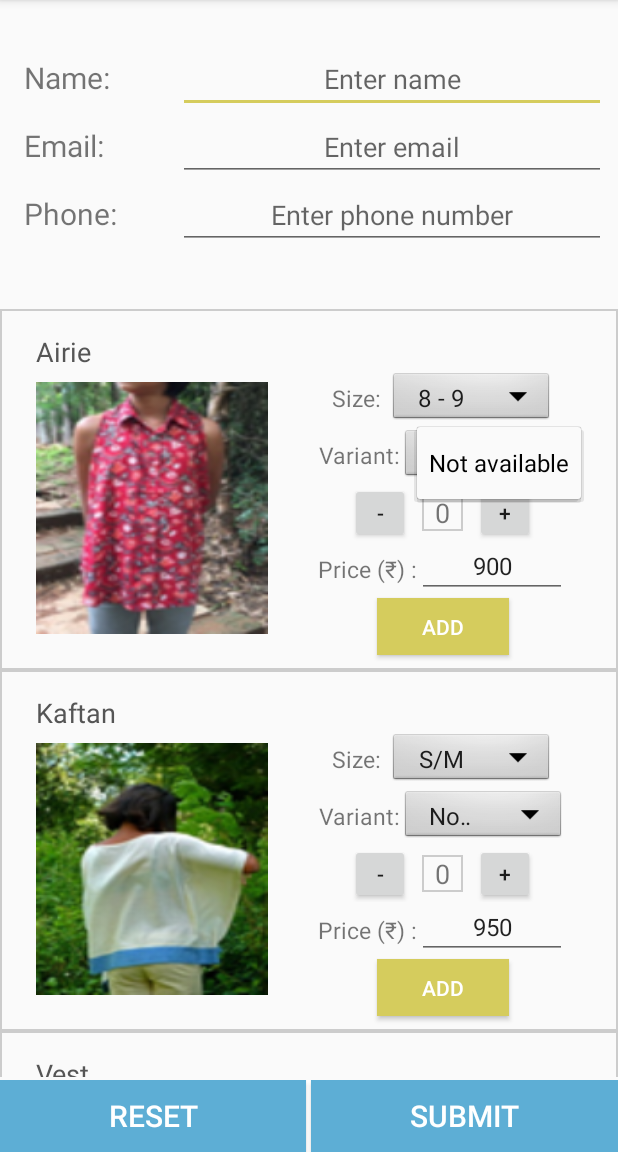
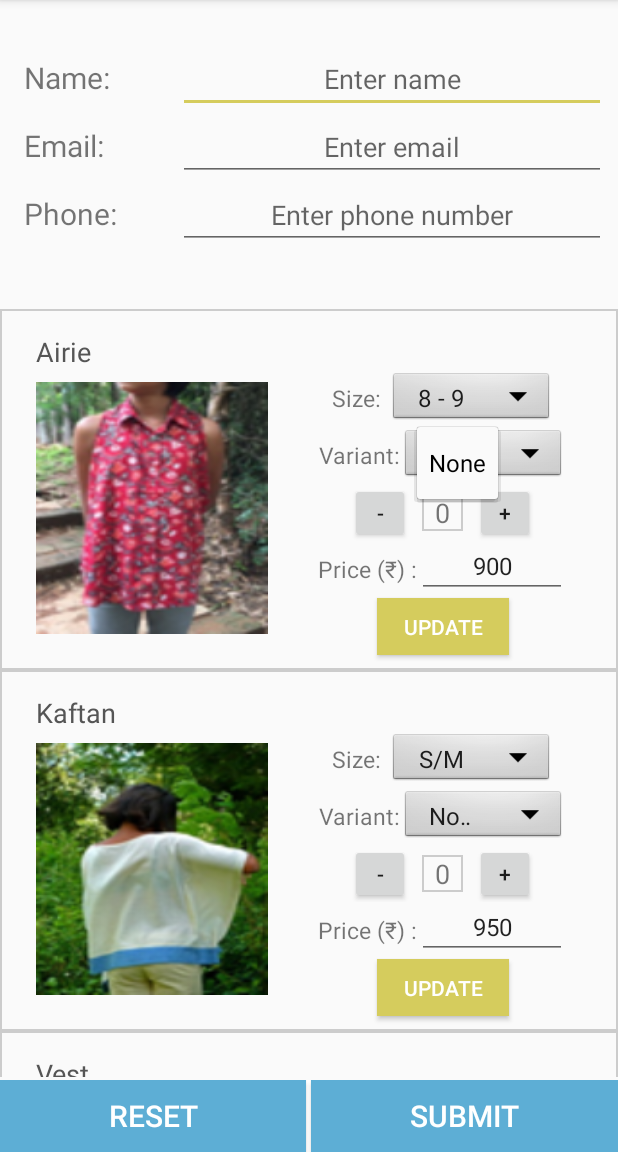
Before and after one commit to Rahul-Maru/malhars-children, an Android app: the screen it shows after launch (MainActivity), after a tap on an icon or button, on a phone screen of 412 x 824 dp, the part 84-1236 px from its top. Run offline under Robolectric (Android 15) with nearby library versions, the phone set to English and light mode, and no system bars; 1 other tap on this screen came first.

Commit message:
Added code for saved preferences

```diff
--- a/app/src/main/java/com/example/malharschildren/MainActivity.java
+++ b/app/src/main/java/com/example/malharschildren/MainActivity.java
@@ -3,6 +3,7 @@ package com.example.malharschildren;
 import androidx.appcompat.app.AppCompatActivity;
 
 import android.content.Intent;
+import android.content.SharedPreferences;
 import android.content.res.Resources;
 import android.net.Uri;
 import android.os.Bundle;
@@ -17,6 +18,7 @@ import android.widget.TextView;
 
 import static java.lang.Math.round;
 
+
 public class MainActivity extends AppCompatActivity {
     Resources resources;
     String thisPackage;
@@ -24,16 +26,27 @@ public class MainActivity extends AppCompatActivity {
     int sizes = 5;
     int maxFlavors = 4;
     int bill = 4;
+    int currentBill;
     int[][][] quantities = new int[styles][sizes][maxFlavors];
     int[][][] temp = new int[styles][sizes][maxFlavors];
+
 
     @Override
     protected void onCreate(Bundle savedInstanceState) {
         super.onCreate(savedInstanceState);
         setContentView(R.layout.activity_main);
 
+        //Save bill number even when app is closed
+
+        SharedPreferences prefs = getSharedPreferences("PreferencesName", MODE_PRIVATE);
+        int myInt = prefs.getInt("myInt", 0); // 0 is default
+
+        SharedPreferences.Editor editor = getSharedPreferences("PreferencesName", MODE_PRIVATE).edit();
+        editor.putInt("billNumber", 4);
+        editor.apply();
+
         resources = getResources();
-        thisPackage = MainActivity.this.getPackageName();
+         thisPackage = MainActivity.this.getPackageName();
 
         for (int i = 0; i < quantities.length; i++) {
             for (int j = 0; j < sizes; j++) {
@@ -44,6 +57,13 @@ public class MainActivity extends AppCompatActivity {
             }
             String hex = Integer.toHexString(i);
             Spinner sizeView = findViewByString("z" + hex);
+
+            //Method to adjust text size of spinner
+            /*ArrayAdapter<CharSequence> sizeAdapter = ArrayAdapter.createFromResource(
+                   this, R.array.sizeDropdown, R.layout.spinner_layout);
+            sizeAdapter.setDropDownViewResource(R.layout.spinner_layout);
+            sizeView.setAdapter(sizeAdapter);
+            */
 
             Spinner flavorView = findViewByString("f" + hex);
             sizeView.setOnItemSelectedListener(new AdapterView.OnItemSelectedListener() {
@@ -158,6 +178,7 @@ public class MainActivity extends AppCompatActivity {
                 "Name: " + username + "\n" +
                 "Phone: " + phone + "\n\n";
         int unit = 0;
+
         for (int i = 0; i < quantities.length; i++) {
             for (int j = 0; j < sizes; j++) {
                 for (int k = 0; k < maxFlavors; k++) {
@@ -172,7 +193,7 @@ public class MainActivity extends AppCompatActivity {
 
                         name = nameView.getText().toString();
                         String flavor = flavorView.getItemAtPosition(k).toString();
-                        flavor = (flavor.equalsIgnoreCase("not available") ? "" : "(" + flavor + ")");
+                        flavor = (flavor.equalsIgnoreCase("none") ? "" : flavor);
                         String size = sizeView.getItemAtPosition(j).toString();
                         int quantity = quantities[i][j][k];
                         int price = Integer.parseInt(priceView.getText().toString());
--- a/app/src/main/res/layout/activity_main.xml
+++ b/app/src/main/res/layout/activity_main.xml
@@ -246,7 +246,7 @@
                             android:background="@color/colorAccent"
                             android:onClick="add"
                             android:tag="a0"
-                            android:text="ADD"
+                            android:text="UPDATE"
                             android:textColor="#ffffff" />
                     </LinearLayout>
                 </LinearLayout>
@@ -405,7 +405,7 @@
                             android:background="@color/colorAccent"
                             android:tag="a1"
                             android:onClick="add"
-                            android:text="ADD"
+                            android:text="UPDATE"
                             android:textColor="#ffffff" />
                     </LinearLayout>
                 </LinearLayout>
@@ -564,7 +564,7 @@
                             android:background="@color/colorAccent"
                             android:tag="a2"
                             android:onClick="add"
-                            android:text="ADD"
+                            android:text="UPDATE"
                             android:textColor="#ffffff" />
                     </LinearLayout>
                 </LinearLayout>
@@ -723,7 +723,7 @@
                             android:background="@color/colorAccent"
                             android:tag="a3"
                             android:onClick="add"
-                            android:text="ADD"
+                            android:text="UPDATE"
                             android:textColor="#ffffff" />
                     </LinearLayout>
                 </LinearLayout>
@@ -882,7 +882,7 @@
                             android:background="@color/colorAccent"
                             android:tag="a4"
                             android:onClick="add"
-                            android:text="ADD"
+                            android:text="UPDATE"
                             android:textColor="#ffffff" />
                     </LinearLayout>
                 </LinearLayout>
@@ -1041,7 +1041,7 @@
                             android:background="@color/colorAccent"
                             android:tag="a5"
                             android:onClick="add"
-                            android:text="ADD"
+                            android:text="UPDATE"
                             android:textColor="#ffffff" />
                     </LinearLayout>
                 </LinearLayout>
@@ -1200,7 +1200,7 @@
                             android:background="@color/colorAccent"
                             android:tag="a6"
                             android:onClick="add"
-                            android:text="ADD"
+                            android:text="UPDATE"
                             android:textColor="#ffffff" />
                     </LinearLayout>
                 </LinearLayout>
@@ -1359,7 +1359,7 @@
                             android:background="@color/colorAccent"
                             android:tag="a7"
                             android:onClick="add"
-                            android:text="ADD"
+                            android:text="UPDATE"
                             android:textColor="#ffffff" />
                     </LinearLayout>
                 </LinearLayout>
@@ -1518,7 +1518,7 @@
                             android:background="@color/colorAccent"
                             android:tag="a8"
                             android:onClick="add"
-                            android:text="ADD"
+                            android:text="UPDATE"
                             android:textColor="#ffffff" />
                     </LinearLayout>
                 </LinearLayout>
@@ -1677,7 +1677,7 @@
                             android:background="@color/colorAccent"
                             android:tag="a9"
                             android:onClick="add"
-                            android:text="ADD"
+                            android:text="UPDATE"
                             android:textColor="#ffffff" />
                     </LinearLayout>
                 </LinearLayout>
@@ -1836,7 +1836,7 @@
                             android:background="@color/colorAccent"
                             android:tag="aa"
                             android:onClick="add"
-                            android:text="ADD"
+                            android:text="UPDATE"
                             android:textColor="#ffffff" />
                     </LinearLayout>
                 </LinearLayout>
@@ -1995,7 +1995,7 @@
                             android:background="@color/colorAccent"
                             android:tag="ab"
                             android:onClick="add"
-                            android:text="ADD"
+                            android:text="UPDATE"
                             android:textColor="#ffffff" />
                     </LinearLayout>
                 </LinearLayout>
@@ -2153,7 +2153,7 @@
                             android:background="@color/colorAccent"
                             android:tag="ac"
                             android:onClick="add"
-                            android:text="ADD"
+                            android:text="UPDATE"
                             android:textColor="#ffffff" />
                     </LinearLayout>
                 </LinearLayout>
@@ -2311,7 +2311,7 @@
                             android:background="@color/colorAccent"
                             android:tag="ad"
                             android:onClick="add"
-                            android:text="ADD"
+                            android:text="UPDATE"
                             android:textColor="#ffffff" />
                     </LinearLayout>
                 </LinearLayout>
--- /dev/null
+++ b/app/src/main/res/layout/spinner_layout.xml
@@ -0,0 +1,8 @@
+<?xml version="1.0" encoding="utf-8"?>
+<TextView xmlns:android="http://schemas.android.com/apk/res/android"
+    android:id="@+id/spinnerTarget"
+    android:layout_width="fill_parent"
+    android:layout_height="wrap_content"
+    android:textSize="14sp"
+    android:textColor="#555555"
+    android:gravity="center"/>
--- a/app/src/main/res/values/strings.xml
+++ b/app/src/main/res/values/strings.xml
@@ -2,7 +2,6 @@
     <string name="app_name">Malhar\'s Children</string>
 
     <string-array name="sizeDropdown">
-        <item>8 - 9</item>
         <item>8 - 9</item>
         <item>9 - 10</item>
         <item>10 - 11</item>
@@ -22,7 +21,7 @@
     </string-array>
 
     <string-array name="noFlavourSpinner">
-        <item>Not available</item>
+        <item>None</item>
     </string-array>
 
     <string-array name="vestFlavourSpinner">
```
